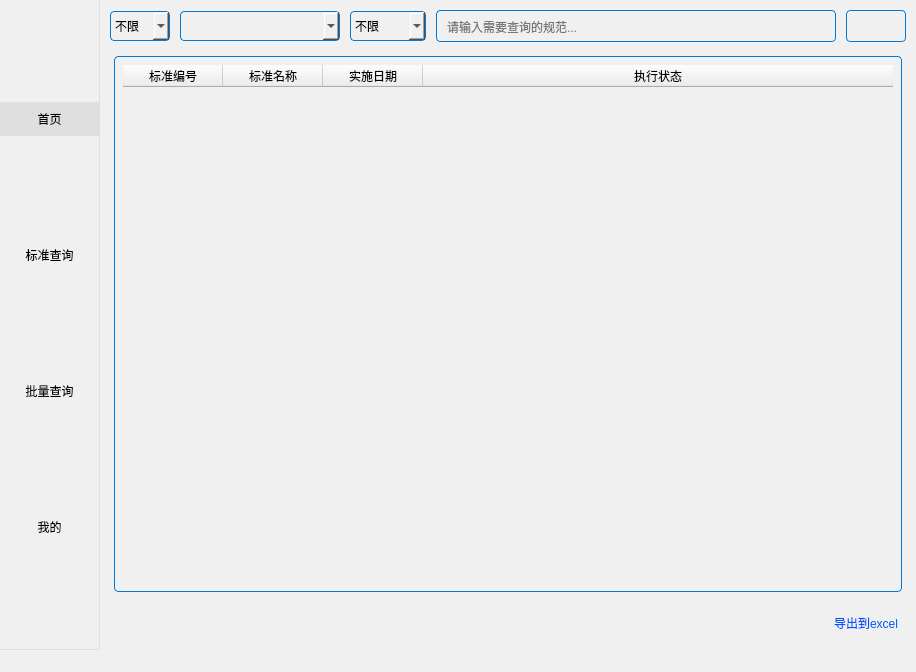
Above: UI/Main.ui from hyooeewee/Toolbox-of-Standard before the change. Below: the same form after it.
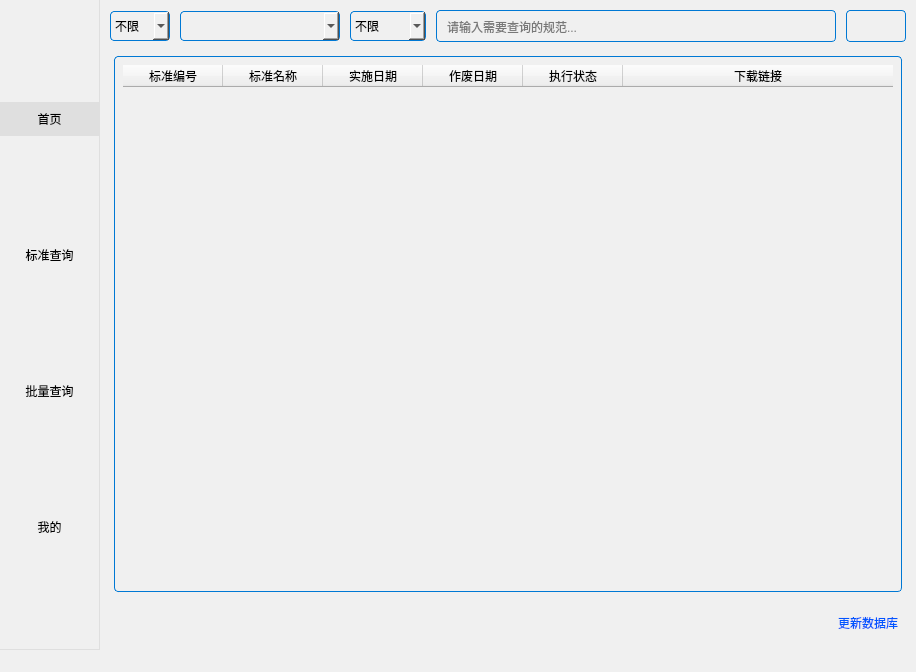
That is the form after the change. Icons and pictures are not drawn.

Diff of the .ui file:
```diff
--- a/UI/Main.ui
+++ b/UI/Main.ui
@@ -638,11 +638,21 @@
                         <string>实施日期</string>
                        </property>
                       </column>
+                      <column>
+                       <property name="text">
+                        <string>作废日期</string>
+                       </property>
+                      </column>
                       <column>
                        <property name="text">
                         <string>执行状态</string>
                        </property>
                       </column>
+                      <column>
+                       <property name="text">
+                        <string>下载链接</string>
+                       </property>
+                      </column>
                      </widget>
                     </item>
                     <item alignment="Qt::AlignRight">
@@ -664,7 +674,7 @@
 border: none;</string>
                       </property>
                       <property name="text">
-                       <string>导出到excel</string>
+                       <string>更新数据库</string>
                       </property>
                       <property name="icon">
                        <iconset resource="res.qrc">
```
